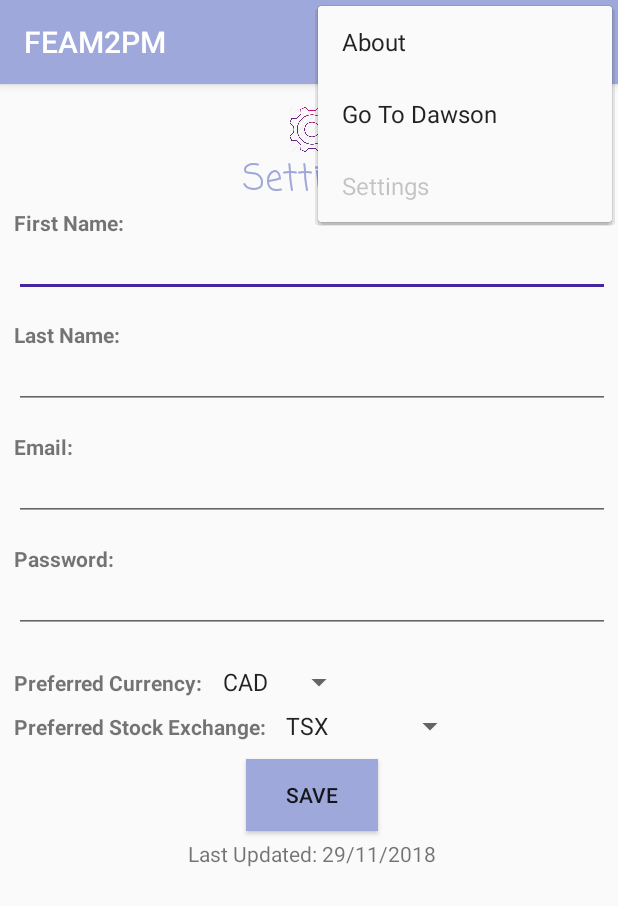
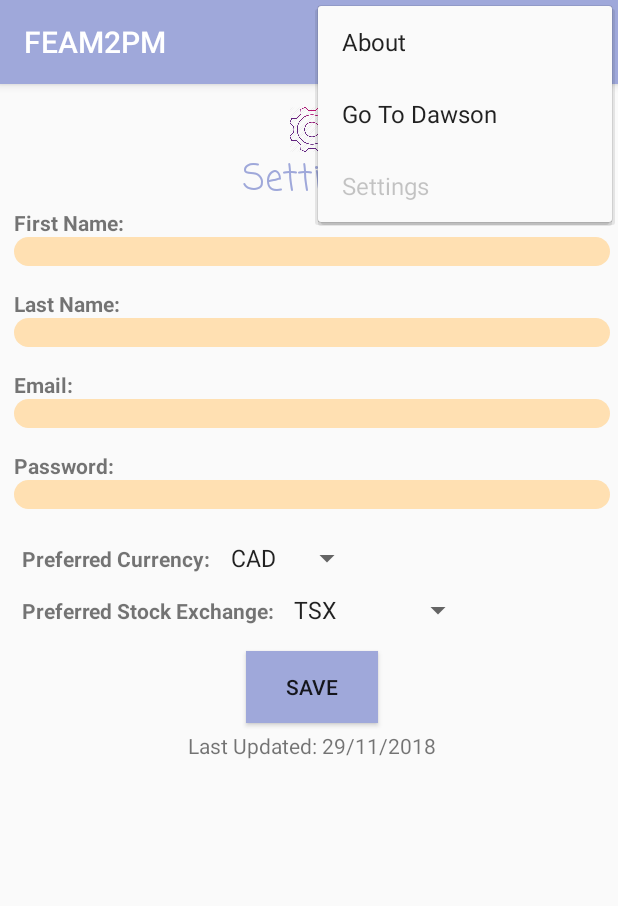
Before and after one commit to Apanian25/am2pm, an Android app: the SettingsActivity screen opened directly, with no data from a screen before it, in the options menu, after a tap on "Settings", on a phone screen of 412 x 824 dp. Shown: the top 906 px of the screen. Run offline under Robolectric (Android 15) with nearby library versions, the phone set to English and light mode, and no system bars.

Commit message:
first draft of store in shared pref inside of the setting activity

```diff
--- a/Stockers/app/src/main/java/com/dawson/jonat/stockers/SettingsActivity.java
+++ b/Stockers/app/src/main/java/com/dawson/jonat/stockers/SettingsActivity.java
@@ -2,19 +2,31 @@ package com.dawson.jonat.stockers;
 
 import android.app.AlertDialog;
 import android.content.DialogInterface;
+import android.content.SharedPreferences;
 import android.os.Bundle;
+import android.preference.PreferenceManager;
 import android.util.Log;
 import android.view.Menu;
 import android.view.View;
 import android.widget.AdapterView;
 import android.widget.ArrayAdapter;
+import android.widget.EditText;
 import android.widget.Spinner;
+import android.widget.TextView;
 import android.widget.Toast;
 
 import com.dawson.jonat.stockers.Menu.Menus;
 
+/**
+ * Class responsible for letting the user enter info such as: first name, last name, email, password
+ * and lets the user to chose the preferred currency and the preferred stock.
+ * The user will be able to see the date he last modified his personal information, if he never modified it, the date
+ * will be the "registration" date
+ * @author Lara Mezirovsky
+ * @version 1.0
+ */
 public class SettingsActivity extends Menus  implements AdapterView.OnItemSelectedListener{
-
+    private String fname, lname, email, password, curr, stock, date;
     @Override
     protected void onCreate(Bundle savedInstanceState) {
         super.onCreate(savedInstanceState);
@@ -23,6 +35,7 @@ public class SettingsActivity extends Menus  implements AdapterView.OnItemSelect
         createSpinner(R.id.pref_curr, R.array.spinner_values_currency); //params: id of the spinner, string-array with values
         createSpinner(R.id.pref_stock, R.array.spinner_values_stock); //params: id of the spinner, string-array with values
 
+        //get values from shared preferences
     }
 
     /**
@@ -37,8 +50,8 @@ public class SettingsActivity extends Menus  implements AdapterView.OnItemSelect
         super.onPause();
         showDialog();
         //ask how to cancle - finish
+        //todo ask tricia and my team
     }
-    //todo doc!
 
     /**
      * Must override the option menu items - don't let the user click on the setting option to launch
@@ -56,7 +69,7 @@ public class SettingsActivity extends Menus  implements AdapterView.OnItemSelect
 
     /**
      * private helper method to show a dialog asking a user if
-     * they wish to save their changes when quiting the acitivty/without pressing on the save btn
+     * they wish to save their changes when quiting the activity/without pressing on the save btn
      */
     private void showDialog(){
             //declare a dialog
@@ -83,7 +96,9 @@ public class SettingsActivity extends Menus  implements AdapterView.OnItemSelect
         }
 
     /**
-     * Private method to help create the spinner
+     * Helper method to create a spinner
+     * @param id -> spinner id (either currency spinner or stock spinner)
+     * @param array -> spinner string-array items that represent either the currencies or the stocks
      */
     private void createSpinner(int id, int array){
         Spinner spinner = findViewById(id); //find
@@ -104,4 +119,38 @@ public class SettingsActivity extends Menus  implements AdapterView.OnItemSelect
     public void onNothingSelected(AdapterView<?> parent) {
     //log nothing was selected
     }
+
+    /**
+     * As soon as the user clicks on the save button/ or on the OK option in the dialog before quiting the page,
+     * the information will be stored in the shared preference
+     * A method from the outside will check if to call this method
+     * For ex: this method wont be called if no changed were detected
+     */
+    public void saveInfo(View view){
+       SharedPreferences prefs = PreferenceManager.getDefaultSharedPreferences(this);
+       SharedPreferences.Editor editor = prefs.edit();
+        fname = ((EditText)findViewById(R.id.fname)).getText().toString();
+        lname = ((EditText)findViewById(R.id.lname)).getText().toString();
+        email = ((EditText)findViewById(R.id.email)).getText().toString();
+        password = ((EditText)findViewById(R.id.password)).getText().toString();
+        curr = ((Spinner)findViewById(R.id.pref_curr)).getSelectedItem().toString();
+        stock = ((Spinner)findViewById(R.id.pref_stock)).getSelectedItem().toString();
+        date = ((TextView)findViewById(R.id.date)).getText().toString();
+
+        //store first name
+        editor.putString("fname", fname);
+        // store last name
+        editor.putString("lname", lname);
+        // store email
+        editor.putString("email", email);
+        // store password
+        editor.putString("password", password);
+        // store currency
+        editor.putString("curr", fname);
+        // store stock
+        editor.putString("stock", fname);
+        // store date
+        editor.putString("date", fname);
+    }
+
 }
--- /dev/null
+++ b/Stockers/app/src/main/res/drawable/rounded_border.xml
@@ -0,0 +1,12 @@
+<?xml version="1.0" encoding="utf-8"?>
+<shape xmlns:android="http://schemas.android.com/apk/res/android"
+    android:shape="rectangle" android:padding="10dp"
+    android:layout_height="wrap_content"
+    android:layout_width="match_parent">
+    <solid android:color="@color/textColor"/>
+    <corners
+        android:bottomRightRadius="15dp"
+        android:bottomLeftRadius="15dp"
+        android:topLeftRadius="15dp"
+        android:topRightRadius="15dp"/>
+</shape>
--- a/Stockers/app/src/main/res/layout/activity_settings.xml
+++ b/Stockers/app/src/main/res/layout/activity_settings.xml
@@ -36,6 +36,7 @@
         <EditText
             android:layout_width="match_parent"
             android:layout_height="wrap_content"
+            android:id="@+id/fname"
             style="@style/edit_text"/>
 
 
@@ -74,7 +75,7 @@
         android:layout_width="wrap_content"
         android:layout_height="match_parent"
         android:orientation="horizontal"
-        android:layout_marginTop="5dp">
+        android:layout_margin="5dp">
         <TextView
             android:layout_width="wrap_content"
             android:layout_height="wrap_content"
@@ -90,7 +91,7 @@
         android:layout_width="wrap_content"
         android:layout_height="match_parent"
         android:orientation="horizontal"
-        android:layout_marginTop="5dp">
+        android:layout_margin="5dp">
         <TextView
             android:layout_width="wrap_content"
             android:layout_height="wrap_content"
@@ -113,12 +114,14 @@
                 android:text="@string/btn_text_settings"
                 android:background="@color/colorPrimary"
                 android:layout_marginTop="10dp"
+                android:onClick="saveInfo"
                 android:layout_gravity="center"/>
 
             <TextView
                 android:layout_width="wrap_content"
                 android:layout_height="wrap_content"
                 android:text="@string/date"
+                android:id="@+id/date"
                 android:paddingTop="5dp"
                 android:layout_gravity="center"/>
         </LinearLayout>
--- a/Stockers/app/src/main/res/values/colors.xml
+++ b/Stockers/app/src/main/res/values/colors.xml
@@ -3,5 +3,6 @@
     <color name="colorPrimary">#9FA8DA</color>
     <color name="colorPrimaryDark">#5C6BC0</color>
     <color name="colorAccent">#4527A0</color>
+    <color name="textColor">#FFE0B2</color>
 
 </resources>
--- a/Stockers/app/src/main/res/values/edit_text_style.xml
+++ b/Stockers/app/src/main/res/values/edit_text_style.xml
@@ -5,6 +5,8 @@
         <item name="android:maxLines">1</item>
         <item name="android:imeOptions">actionNext</item>
         <item name="android:layout_marginBottom">15dp</item>
+        <item name="android:background">@drawable/rounded_border</item>
+        <item name="android:paddingLeft">3dp</item>
     </style>
 
 </resources>
```
Also changed, not shown: Stockers/app/src/main/java/com/dawson/jonat/stockers/AboutActivity.java (+14 -5 lines), Stockers/app/src/main/java/com/dawson/jonat/stockers/Menu/Menus.java (+11 -2 lines).
